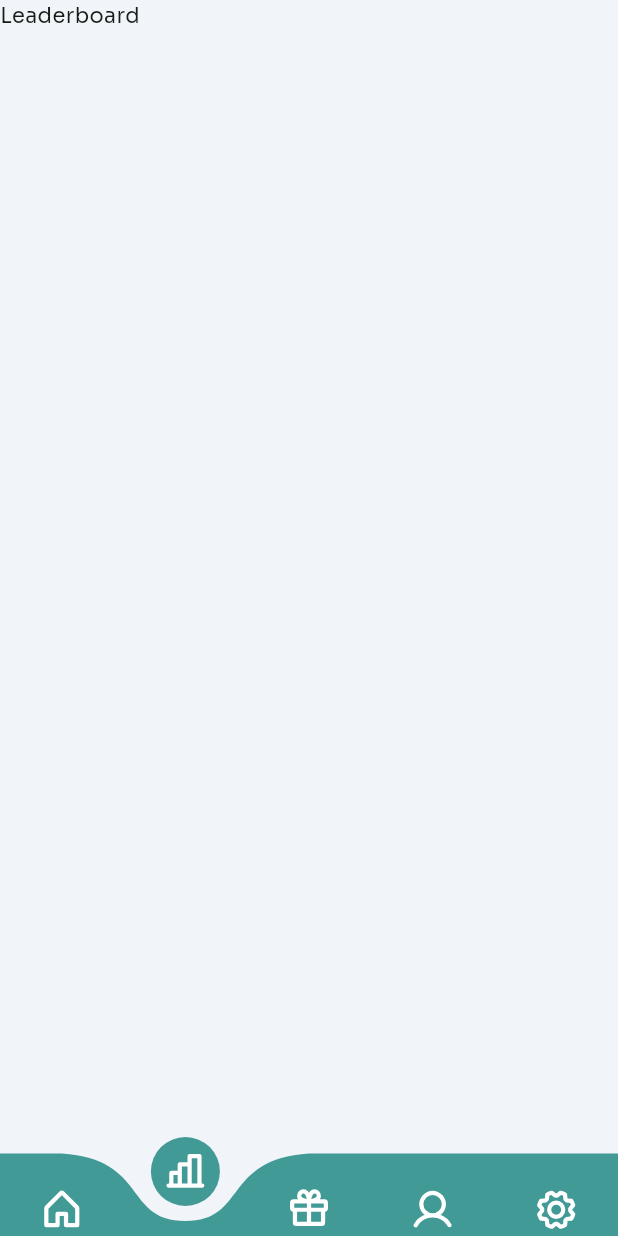
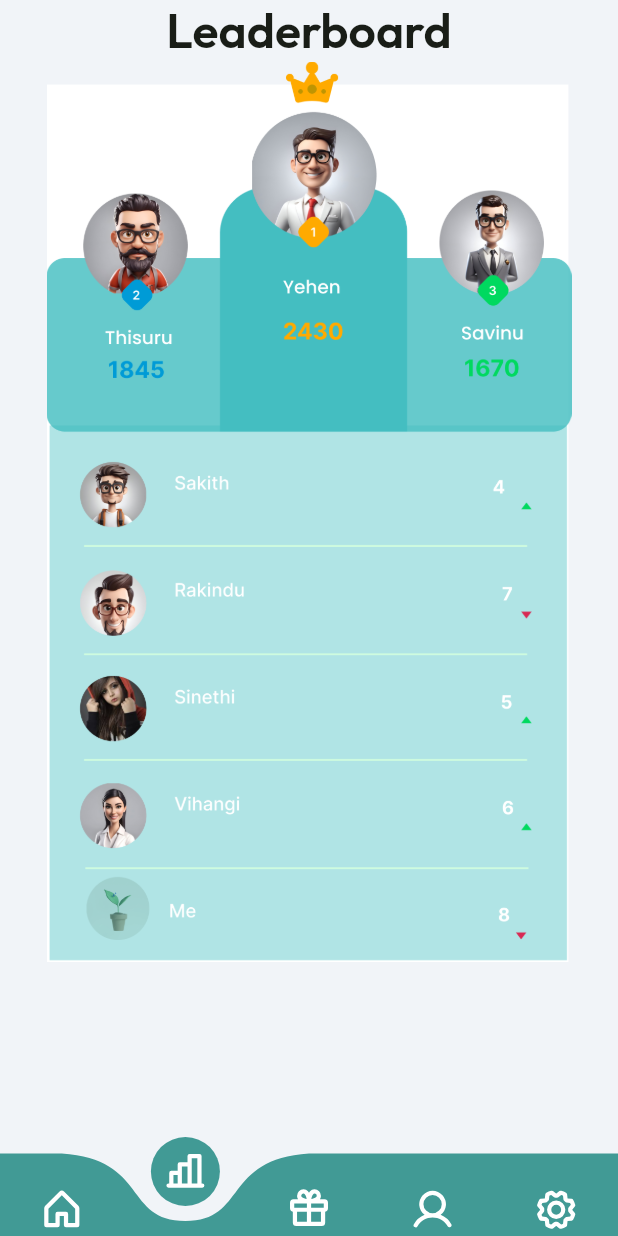
Before and after one commit to SahanCooray/SmartWaste_App, a Flutter app: the screen it shows once a user with an empty profile is signed in, item 2 of the bottom bar chosen, on a phone screen of 412 x 824 dp. Run offline on Flutter 3.47's test engine with Material 3 defaults, Android fonts, the phone set to English and light mode, and no system bars; drawn by our look-alikes of curved_navigation_bar; our stand-ins replace firebase_auth, firebase_core, flutter_phosphor_icons, google_fonts, toastification; accounts and stored records are empty.

Commit message:
Added leaderboard

```diff
--- a/lib/screens/leaderboard.dart
+++ b/lib/screens/leaderboard.dart
@@ -5,8 +5,28 @@ class LeaderBoard extends StatelessWidget {
 
   @override
   Widget build(BuildContext context) {
-    return Container(
-      child: Text('Leaderboard'),
+    return Scaffold(
+      body: SingleChildScrollView(
+        child: Column(
+          children: [
+            Center(
+              child: Text(
+                "Leaderboard",
+                style: Theme.of(context).textTheme.headlineMedium,
+              ),
+            ),
+            Center(
+              child: Image(
+                image: AssetImage("assets/lb.png"),
+                fit: BoxFit.fill,
+                width: 350,
+                height: 600,
+              ),
+            ),
+            SizedBox(height: 100),
+          ],
+        ),
+      ),
     );
   }
 }
```
Also changed, not shown: assets/lb.png (added).
